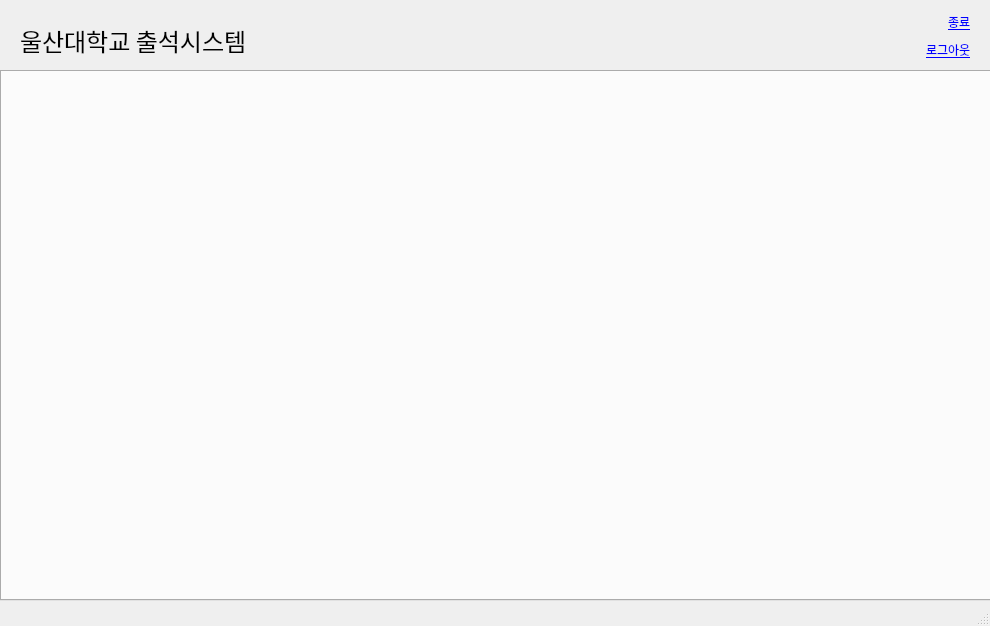
The window that GUI/MainPage.ui (XUBINN/Capstone) describes before a commit, drawn with Qt 5.
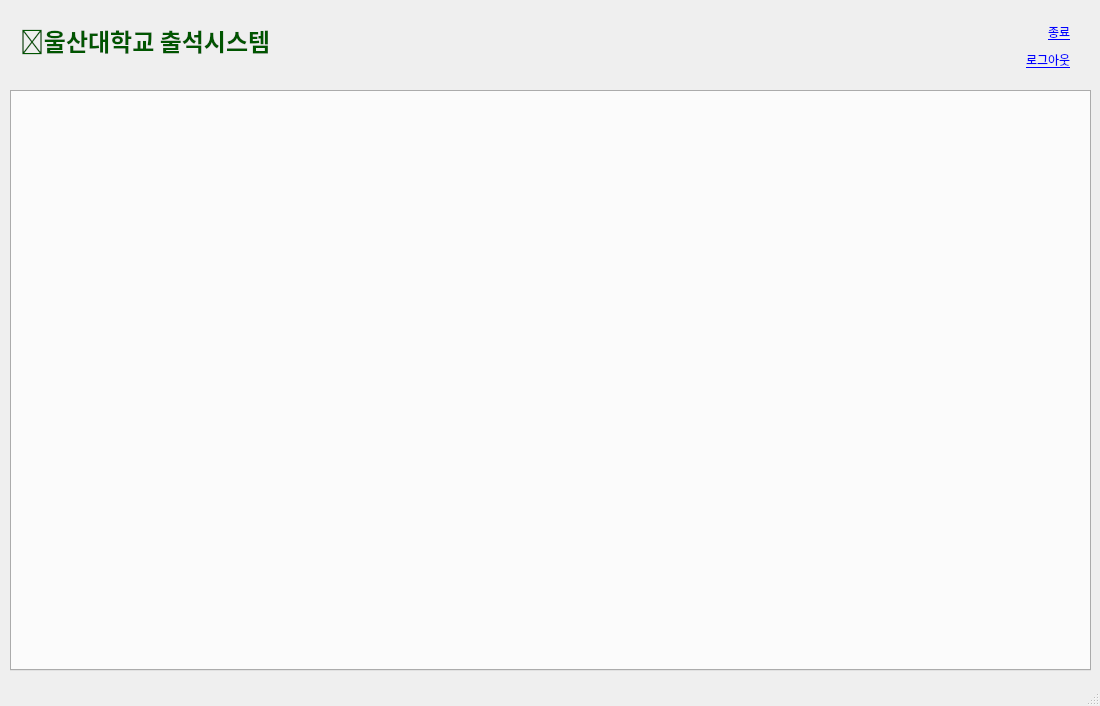
The same window after the commit.

What changed in the file:
```diff
--- a/GUI/MainPage.ui
+++ b/GUI/MainPage.ui
@@ -6,8 +6,8 @@
    <rect>
     <x>0</x>
     <y>0</y>
-    <width>990</width>
-    <height>626</height>
+    <width>1100</width>
+    <height>706</height>
    </rect>
   </property>
   <property name="windowTitle">
@@ -17,15 +17,17 @@
    <widget class="QTabWidget" name="mainTabWidget">
     <property name="geometry">
      <rect>
-      <x>0</x>
-      <y>70</y>
-      <width>991</width>
-      <height>531</height>
+      <x>10</x>
+      <y>90</y>
+      <width>1081</width>
+      <height>581</height>
      </rect>
     </property>
     <property name="font">
      <font>
       <pointsize>10</pointsize>
+      <weight>75</weight>
+      <bold>true</bold>
      </font>
     </property>
     <property name="cursor">
@@ -33,10 +35,13 @@
     </property>
     <property name="styleSheet">
      <string notr="true">QTabBar::tab {
-    height: 30px;
-    width: 80px;
+    height: 50px;
+    width: 150px;
 }</string>
     </property>
+    <property name="tabPosition">
+     <enum>QTabWidget::North</enum>
+    </property>
     <property name="tabShape">
      <enum>QTabWidget::Rounded</enum>
     </property>
@@ -55,20 +60,28 @@
     </property>
     <property name="font">
      <font>
-      <family>휴먼둥근헤드라인</family>
+      <family>맑은 고딕</family>
       <pointsize>18</pointsize>
+      <weight>75</weight>
+      <bold>true</bold>
      </font>
     </property>
+    <property name="styleSheet">
+     <string notr="true">color:rgb(0, 85, 0)</string>
+    </property>
+    <property name="frameShape">
+     <enum>QFrame::NoFrame</enum>
+    </property>
     <property name="text">
-     <string>울산대학교 출석시스템</string>
+     <string>🏫울산대학교 출석시스템</string>
     </property>
    </widget>
    <widget class="QWidget" name="verticalLayoutWidget">
     <property name="geometry">
      <rect>
-      <x>900</x>
-      <y>10</y>
-      <width>71</width>
+      <x>980</x>
+      <y>20</y>
+      <width>91</width>
       <height>51</height>
      </rect>
     </property>
```
Left out of the diff: 4 changed lines with no effect on the pictures.
